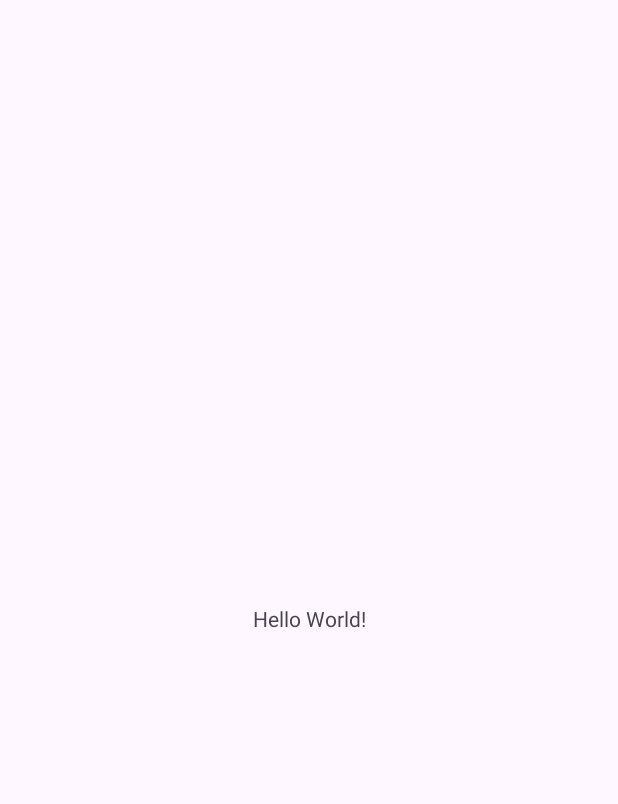
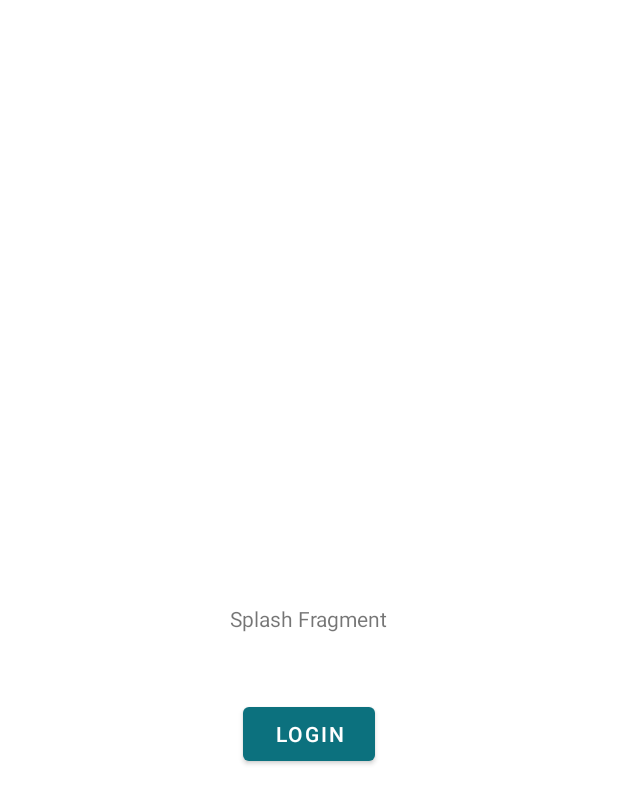
Before and after one commit to Zariya-101/zariya-android-app, an Android app: the screen it shows after launch (MainActivity), on a phone screen of 412 x 824 dp. Before the commit the part shown is almost empty. Shown: the top 804 px of the screen. Run offline under Robolectric (Android 15) with nearby library versions, the phone set to English and light mode, and no system bars; our stand-ins replace data binding.

Commit message:
Base Setup done

```diff
--- /dev/null
+++ b/app/src/main/java/com/zariya/zariya/auth/presentation/fragment/SplashFragment.kt
@@ -0,0 +1,31 @@
+package com.zariya.zariya.auth.presentation.fragment
+
+import android.os.Bundle
+import androidx.fragment.app.Fragment
+import android.view.LayoutInflater
+import android.view.View
+import android.view.ViewGroup
+import androidx.navigation.findNavController
+import com.zariya.zariya.R
+import com.zariya.zariya.databinding.FragmentSplashBinding
+
+class SplashFragment : Fragment() {
+
+    private lateinit var binding: FragmentSplashBinding
+
+    override fun onCreateView(
+        inflater: LayoutInflater, container: ViewGroup?,
+        savedInstanceState: Bundle?
+    ): View {
+        binding = FragmentSplashBinding.inflate(inflater)
+        return binding.root
+    }
+
+    override fun onViewCreated(view: View, savedInstanceState: Bundle?) {
+        super.onViewCreated(view, savedInstanceState)
+
+        binding.btnLogin.setOnClickListener {
+            it.findNavController().navigate(SplashFragmentDirections.actionSplashToLogin())
+        }
+    }
+}
--- a/app/src/main/res/layout/activity_main.xml
+++ b/app/src/main/res/layout/activity_main.xml
@@ -6,13 +6,16 @@
     android:layout_height="match_parent"
     tools:context=".MainActivity">
 
-    <TextView
-        android:layout_width="wrap_content"
-        android:layout_height="wrap_content"
-        android:text="Hello World!"
+    <androidx.fragment.app.FragmentContainerView
+        android:id="@+id/nav_host_fragment"
+        android:name="androidx.navigation.fragment.NavHostFragment"
+        android:layout_width="0dp"
+        android:layout_height="0dp"
+        app:defaultNavHost="true"
         app:layout_constraintBottom_toBottomOf="parent"
-        app:layout_constraintEnd_toEndOf="parent"
-        app:layout_constraintStart_toStartOf="parent"
-        app:layout_constraintTop_toTopOf="parent" />
+        app:layout_constraintLeft_toLeftOf="parent"
+        app:layout_constraintRight_toRightOf="parent"
+        app:layout_constraintTop_toTopOf="parent"
+        app:navGraph="@navigation/home_nav_graph" />
 
 </androidx.constraintlayout.widget.ConstraintLayout>
--- /dev/null
+++ b/app/src/main/res/layout/fragment_splash.xml
@@ -0,0 +1,31 @@
+<layout xmlns:android="http://schemas.android.com/apk/res/android"
+    xmlns:app="http://schemas.android.com/apk/res-auto"
+    xmlns:tools="http://schemas.android.com/tools">
+
+    <androidx.constraintlayout.widget.ConstraintLayout
+        android:layout_width="match_parent"
+        android:layout_height="match_parent"
+        tools:context=".auth.presentation.fragment.SplashFragment">
+
+        <TextView
+            android:layout_width="wrap_content"
+            android:layout_height="wrap_content"
+            android:text="Splash Fragment"
+            app:layout_constraintBottom_toBottomOf="parent"
+            app:layout_constraintEnd_toEndOf="parent"
+            app:layout_constraintStart_toStartOf="parent"
+            app:layout_constraintTop_toTopOf="parent" />
+
+        <com.google.android.material.button.MaterialButton
+            android:id="@+id/btnLogin"
+            android:layout_width="wrap_content"
+            android:layout_height="wrap_content"
+            android:text="Login"
+            app:layout_constraintBottom_toBottomOf="parent"
+            app:layout_constraintEnd_toEndOf="parent"
+            app:layout_constraintStart_toStartOf="parent"
+            app:layout_constraintTop_toTopOf="parent"
+            app:layout_constraintVertical_bias="0.6" />
+
+    </androidx.constraintlayout.widget.ConstraintLayout>
+</layout>
--- /dev/null
+++ b/app/src/main/res/navigation/home_nav_graph.xml
@@ -0,0 +1,19 @@
+<?xml version="1.0" encoding="utf-8"?>
+<navigation xmlns:android="http://schemas.android.com/apk/res/android"
+    xmlns:app="http://schemas.android.com/apk/res-auto"
+    android:id="@+id/home_nav_graph"
+    app:startDestination="@id/splashFragment">
+
+    <fragment
+        android:id="@+id/splashFragment"
+        android:name="com.zariya.zariya.auth.presentation.fragment.SplashFragment"
+        android:label="SplashFragment">
+        <action
+            android:id="@+id/actionSplashToLogin"
+            app:destination="@id/loginFragment" />
+    </fragment>
+    <fragment
+        android:id="@+id/loginFragment"
+        android:name="com.zariya.zariya.auth.presentation.fragment.LoginFragment"
+        android:label="LoginFragment" />
+</navigation>
--- a/app/src/main/res/values-night/themes.xml
+++ /dev/null
@@ -1,7 +0,0 @@
-<resources xmlns:tools="http://schemas.android.com/tools">
-    <!-- Base application theme. -->
-    <style name="Base.Theme.Zariya" parent="Theme.Material3.DayNight.NoActionBar">
-        <!-- Customize your dark theme here. -->
-        <!-- <item name="colorPrimary">@color/my_dark_primary</item> -->
-    </style>
-</resources>
--- a/app/src/main/res/values/colors.xml
+++ b/app/src/main/res/values/colors.xml
@@ -2,4 +2,15 @@
 <resources>
     <color name="black">#FF000000</color>
     <color name="white">#FFFFFFFF</color>
+    <color name="dark_blue">#FF12263A</color>
+    <color name="blue">#FF0C717E</color>
+    <color name="blue_500">#FF0997A0</color>
+    <color name="blue_400">#FF67B8B9</color>
+    <color name="blue_300">#FF96C8C5</color>
+    <color name="blue_200">#FFC5D8D1</color>
+    <color name="blue_100">#FFDDE3DE</color>
+
+    <color name="dark_yellow">#FFF4D1AE</color>
+    <color name="light_yellow">#FFEFDDC9</color>
+    <color name="yellow_light">#FFE9E8E4</color>
 </resources>
--- a/app/src/main/res/values/strings.xml
+++ b/app/src/main/res/values/strings.xml
@@ -1,3 +1,5 @@
 <resources>
     <string name="app_name">zariya</string>
+    <!-- TODO: Remove or change this placeholder text -->
+    <string name="hello_blank_fragment">Hello blank fragment</string>
 </resources>
--- a/app/src/main/res/values/themes.xml
+++ b/app/src/main/res/values/themes.xml
@@ -1,8 +1,10 @@
 <resources xmlns:tools="http://schemas.android.com/tools">
     <!-- Base application theme. -->
-    <style name="Base.Theme.Zariya" parent="Theme.Material3.DayNight.NoActionBar">
+    <style name="Base.Theme.Zariya" parent="Theme.MaterialComponents.Light.NoActionBar">
         <!-- Customize your light theme here. -->
-        <!-- <item name="colorPrimary">@color/my_light_primary</item> -->
+        <item name="colorPrimary">@color/blue</item>
+        <item name="android:colorPrimaryDark">@color/dark_blue</item>
+        <item name="android:colorAccent">@color/yellow_light</item>
     </style>
 
     <style name="Theme.Zariya" parent="Base.Theme.Zariya" />
--- a/build.gradle
+++ b/build.gradle
@@ -3,4 +3,5 @@ plugins {
     id 'com.android.application' version '7.2.2' apply false
     id 'com.android.library' version '7.2.2' apply false
     id 'org.jetbrains.kotlin.android' version '1.8.0' apply false
+    id 'androidx.navigation.safeargs' version '2.5.3' apply false
 }
```
Also changed, not shown: app/build.gradle (+22 -0 lines), app/src/main/java/com/zariya/zariya/auth/presentation/fragment/LoginFragment.kt (added, +22 -0 lines), app/src/main/res/layout/fragment_login.xml (added, +20 -0 lines).
